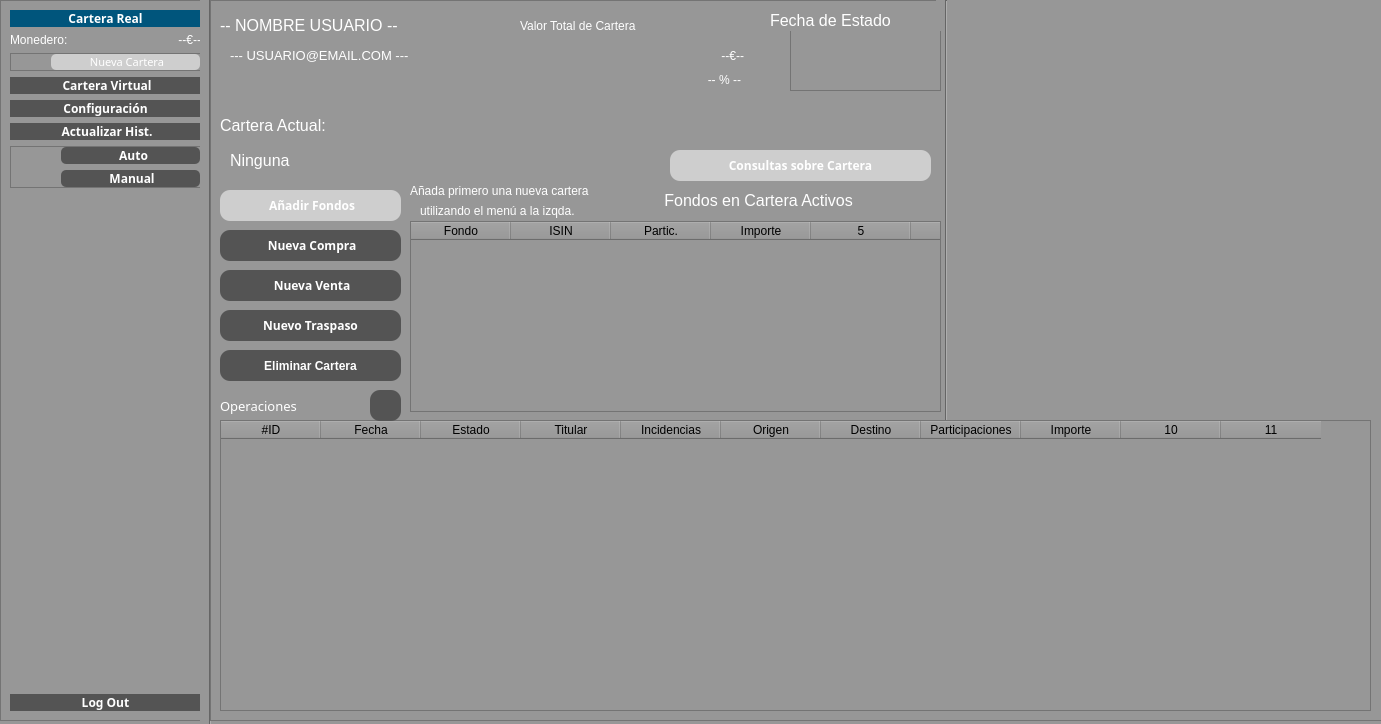
Before: the Qt Designer form src/GUI/PrincipalUsuario.ui in jesusramondovale/IngenicaSTS, drawn with Qt 5.
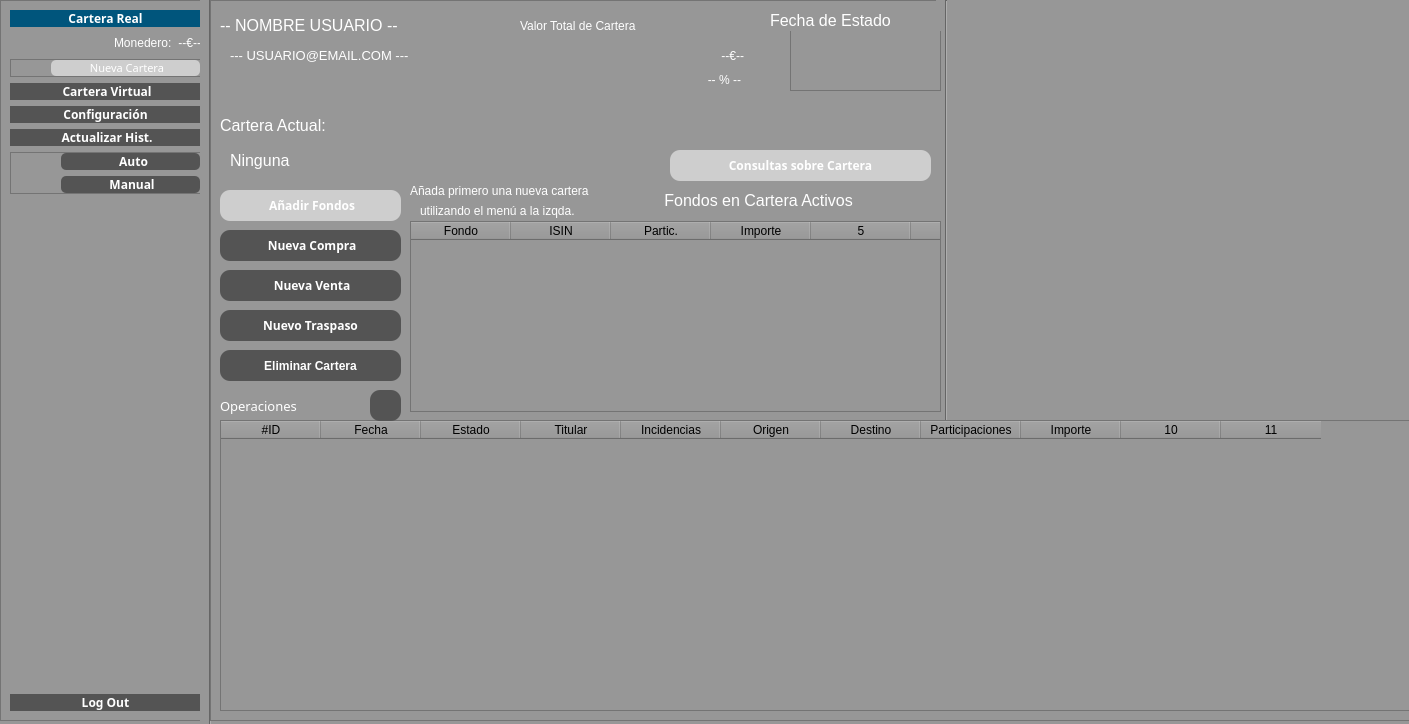
After: the same form once the commit is applied. Icons and pictures are not drawn.

Diff of the .ui file:
```diff
--- a/src/GUI/PrincipalUsuario.ui
+++ b/src/GUI/PrincipalUsuario.ui
@@ -6,7 +6,7 @@
    <rect>
     <x>0</x>
     <y>0</y>
-    <width>1381</width>
+    <width>1409</width>
     <height>724</height>
    </rect>
   </property>
@@ -131,6 +131,19 @@
        <property name="leftMargin">
         <number>0</number>
        </property>
+       <item>
+        <spacer name="horizontalSpacer">
+         <property name="orientation">
+          <enum>Qt::Horizontal</enum>
+         </property>
+         <property name="sizeHint" stdset="0">
+          <size>
+           <width>40</width>
+           <height>20</height>
+          </size>
+         </property>
+        </spacer>
+       </item>
        <item>
         <widget class="QLabel" name="label_6">
          <property name="styleSheet">
@@ -1115,10 +1128,28 @@
       <rect>
        <x>10</x>
        <y>420</y>
-       <width>1151</width>
+       <width>1201</width>
        <height>291</height>
       </rect>
      </property>
+     <property name="sizePolicy">
+      <sizepolicy hsizetype="Minimum" vsizetype="Minimum">
+       <horstretch>0</horstretch>
+       <verstretch>0</verstretch>
+      </sizepolicy>
+     </property>
+     <property name="minimumSize">
+      <size>
+       <width>1201</width>
+       <height>291</height>
+      </size>
+     </property>
+     <property name="maximumSize">
+      <size>
+       <width>1201</width>
+       <height>291</height>
+      </size>
+     </property>
      <property name="horizontalScrollBarPolicy">
       <enum>Qt::ScrollBarAlwaysOff</enum>
      </property>
```
Left out of the diff: 2 changed lines with no effect on the pictures.
